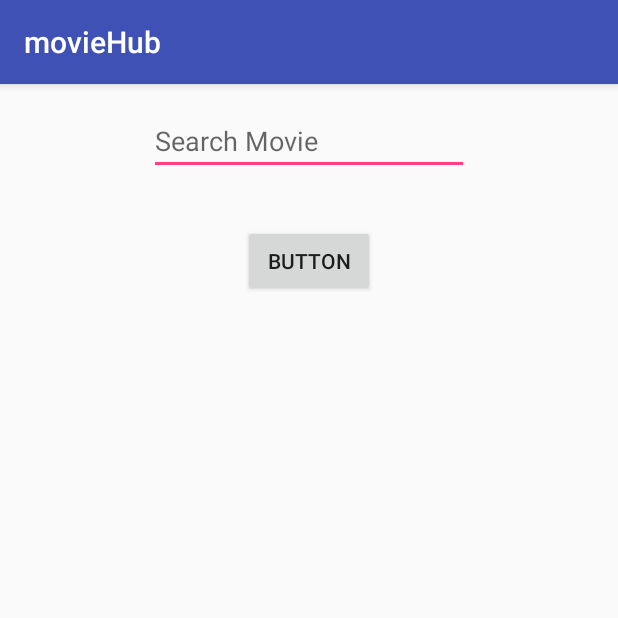
After one commit to GathuaKiragu/movieHub, an Android app: the MovieListActivity screen opened directly, with no data from a screen before it, on a phone screen of 412 x 824 dp, the top half of it. The commit adds this screen. Run offline under Robolectric (Android 15) with nearby library versions, the phone set to English and light mode, and no system bars; our stand-ins replace ButterKnife.

Commit message:
Configured a services to send and recieve request from the api Successfully recives data from the api in JSON format

```diff
--- a/app/build.gradle
+++ b/app/build.gradle
@@ -17,7 +17,7 @@ android {
             proguardFiles getDefaultProguardFile('proguard-android.txt'), 'proguard-rules.pro'
         }
     }
-    buildTypes.each{
+    buildTypes.each {
         it.buildConfigField 'String', 'MOVIE_Api', apiKey
     }
 }
@@ -30,7 +30,7 @@ dependencies {
     compile 'com.android.support:appcompat-v7:26.+'
     compile 'com.jakewharton:butterknife:7.0.1'
     compile 'com.android.support.constraint:constraint-layout:1.0.2'
-    compile "com.android.support:support-v4:+"
+    compile 'com.android.support:support-v4:26.0.0-alpha1'
     compile 'com.squareup.picasso:picasso:2.3.2'
     compile 'com.nineoldandroids:library:2.4.0'
     compile 'com.daimajia.slider:library:1.1.5@aar'
--- a/app/src/main/AndroidManifest.xml
+++ b/app/src/main/AndroidManifest.xml
@@ -1,6 +1,7 @@
 <?xml version="1.0" encoding="utf-8"?>
 <manifest xmlns:android="http://schemas.android.com/apk/res/android"
     package="com.example.kiragu.moviehub">
+
     <uses-permission android:name="android.permission.INTERNET" />
 
     <application
@@ -17,6 +18,7 @@
                 <category android:name="android.intent.category.LAUNCHER" />
             </intent-filter>
         </activity>
+        <activity android:name=".Ui.Ui.MovieListActivity"></activity>
     </application>
 
 </manifest>
--- a/app/src/main/java/com/example/kiragu/moviehub/Ui/Constants.java
+++ b/app/src/main/java/com/example/kiragu/moviehub/Ui/Constants.java
@@ -12,10 +12,8 @@ public class Constants {
     public static final String GENRE_BASE_URL = "https://api.themoviedb.org/3/genre/movie/list?api_key=";
 
 
-//    https://api.themoviedb.org/3/search/movie?api_key={{Api_key}}&language=en-US&query=Naked&page=1
+//    https://api.themoviedb.org/3/search/movie?api_key={{Api_key}}&language=en-US&query=Naked
     public static final String SEARCH_BASE_URL = "https://api.themoviedb.org/3/search/movie?api_key=";
     public static final String SEARCH_BASE_ADDITION_URL = "&language=en-US&query=";
     public static final String SEARCH_QUERY ="query";
-    public static final String FINAL_SEARCH_BASE_URL = "&page=1";
-
 }
--- /dev/null
+++ b/app/src/main/java/com/example/kiragu/moviehub/Ui/Ui/MovieListActivity.java
@@ -0,0 +1,53 @@
+package com.example.kiragu.moviehub.Ui.Ui;
+
+import android.content.Intent;
+import android.support.v7.app.AppCompatActivity;
+import android.os.Bundle;
+import android.util.Log;
+
+import com.example.kiragu.moviehub.R;
+import com.example.kiragu.moviehub.Ui.theMovieDbService;
+
+import java.io.IOException;
+
+import butterknife.Bind;
+import okhttp3.Call;
+import okhttp3.Callback;
+import okhttp3.Response;
+
+public class MovieListActivity extends AppCompatActivity {
+    public static final String TAG = MovieListActivity.class.getSimpleName();
+
+    @Override
+    protected void onCreate(Bundle savedInstanceState) {
+        super.onCreate(savedInstanceState);
+        setContentView(R.layout.activity_movie_list);
+
+//   Receiving passed query from the main activity class
+        Intent intent = getIntent();
+        String query = intent.getStringExtra("query");
+        getMovies(query);
+    }
+
+    //    Creating another instance of MovieDbService that will recieve requests
+    private void getMovies(String query) {
+        final theMovieDbService movieService = new theMovieDbService();
+        movieService.searchMovie(query, new Callback() {
+
+            @Override
+            public void onFailure(Call call, IOException e) {
+                e.printStackTrace();
+            }
+
+            @Override
+            public void onResponse(Call call, Response response) throws IOException{
+                try {
+                    String jsonData = response.body().string();
+                    Log.v(TAG, jsonData);
+                } catch (IOException e) {
+                    e.printStackTrace();
+                }
+            }
+        });
+    }
+}
--- /dev/null
+++ b/app/src/main/java/com/example/kiragu/moviehub/Ui/theMovieDbService.java
@@ -0,0 +1,28 @@
+package com.example.kiragu.moviehub.Ui;
+import okhttp3.Call;
+import okhttp3.Callback;
+import okhttp3.HttpUrl;
+import okhttp3.OkHttpClient;
+import okhttp3.Request;
+
+/**
+ * Created by kiragu on 9/4/17.
+ */
+public class theMovieDbService {
+    public static void searchMovie(String query, Callback callback){
+        OkHttpClient client = new OkHttpClient.Builder()
+                .build();
+
+        HttpUrl.Builder urlBuilder = HttpUrl.parse(Constants.SEARCH_BASE_URL).newBuilder();
+        String url = urlBuilder.build().toString() + Constants.THE_MOVIE_Db_Api + Constants.SEARCH_BASE_ADDITION_URL + query;
+
+        Request request= new Request.Builder()
+                .url(url)
+                .build();
+
+        Call call = client.newCall(request);
+        call.enqueue(callback);
+    }
+
+
+}
--- /dev/null
+++ b/app/src/main/res/layout/activity_movie_list.xml
@@ -0,0 +1,32 @@
+<?xml version="1.0" encoding="utf-8"?>
+<RelativeLayout xmlns:android="http://schemas.android.com/apk/res/android"
+    xmlns:app="http://schemas.android.com/apk/res-auto"
+    xmlns:tools="http://schemas.android.com/tools"
+    android:layout_width="match_parent"
+    android:layout_height="match_parent"
+    tools:context="com.example.kiragu.moviehub.Ui.Ui.MovieListActivity">
+
+    <EditText
+        android:id="@+id/queryEditText"
+        android:layout_width="wrap_content"
+        android:layout_height="wrap_content"
+        android:ems="10"
+        android:hint="Search Movie"
+        tools:layout_editor_absoluteX="76dp"
+        tools:layout_editor_absoluteY="16dp"
+        android:layout_alignParentTop="true"
+        android:layout_centerHorizontal="true"
+        android:layout_marginTop="15dp" />
+
+    <Button
+        android:id="@+id/button"
+        android:layout_width="wrap_content"
+        android:layout_height="wrap_content"
+        android:text="Button"
+        tools:layout_editor_absoluteY="72dp"
+        tools:layout_editor_absoluteX="126dp"
+        android:layout_below="@+id/queryEditText"
+        android:layout_centerHorizontal="true"
+        android:layout_marginTop="33dp" />
+
+</RelativeLayout>
```
Also changed, not shown: app/src/main/java/com/example/kiragu/moviehub/Ui/Ui/MainActivity.java (+38 -1 lines), app/src/main/res/layout/activity_main.xml (+24 -0 lines).
